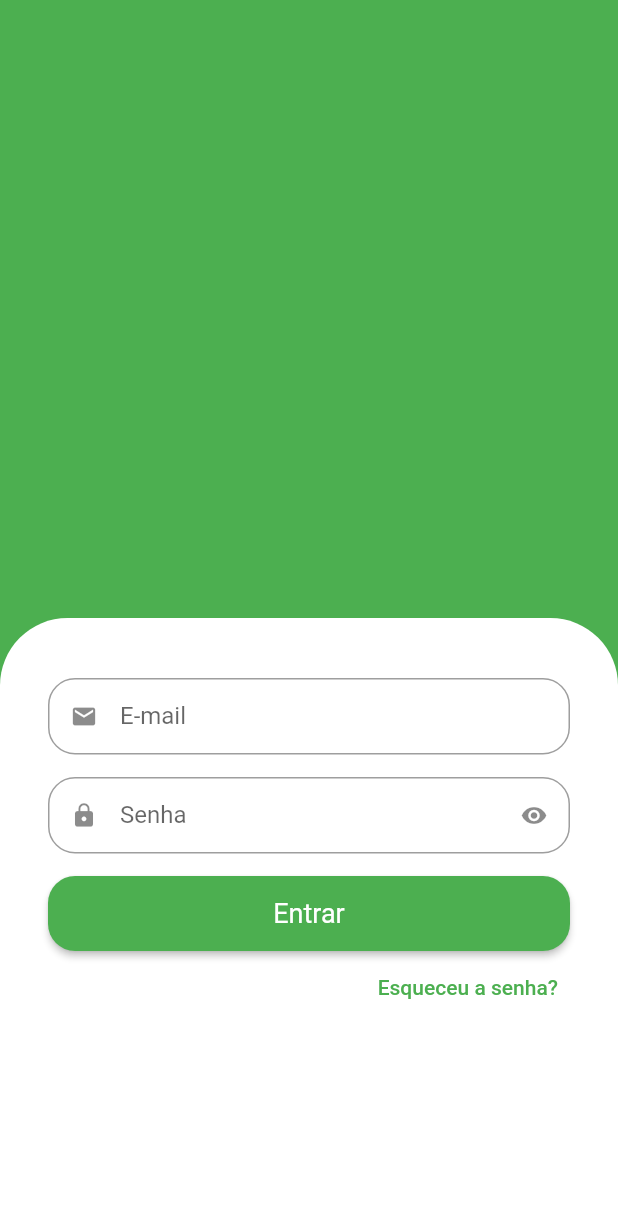
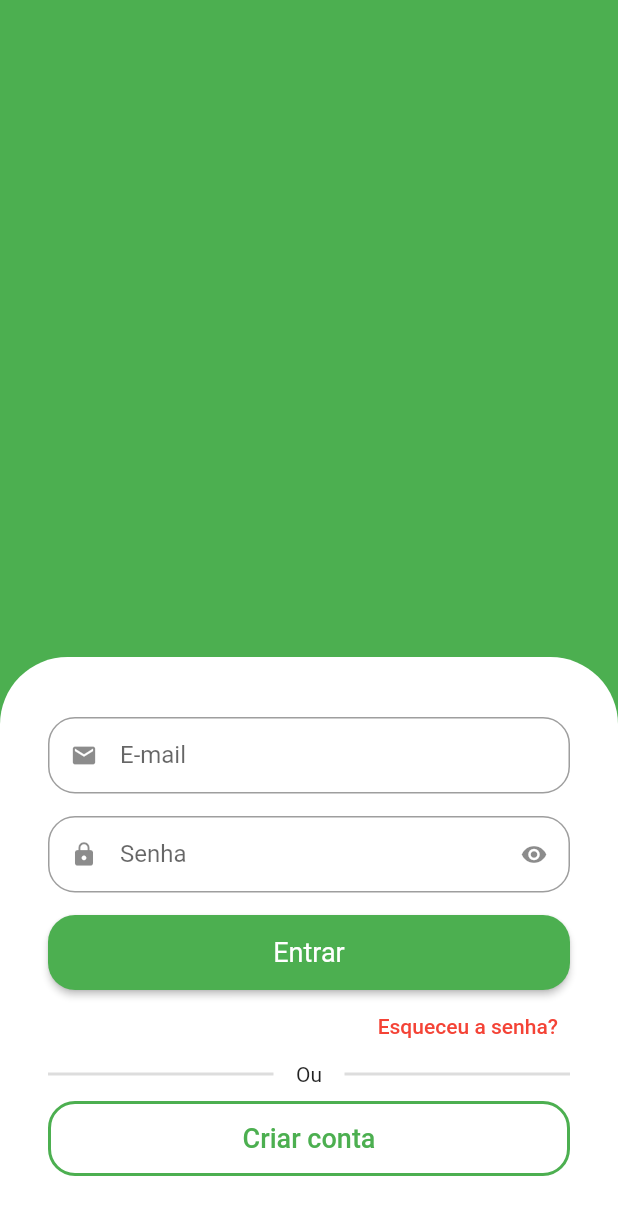
Before and after one commit to John-Rocha/greengrocer, a Flutter app: the screen it shows after launch, on a phone screen of 412 x 824 dp. Shown: the top 1215 px of the screen. Run offline on Flutter 3.47's test engine with Material 2 defaults, Android fonts, the phone set to English and light mode, and no system bars.

Commit message:
feat: created signup button

```diff
--- a/lib/src/auth/components/custom_text_field.dart
+++ b/lib/src/auth/components/custom_text_field.dart
@@ -1,15 +1,18 @@
+// ignore_for_file: public_member_api_docs, sort_constructors_first
 import 'package:flutter/material.dart';
 
 class CustomTextField extends StatefulWidget {
   final String label;
   final IconData icon;
   final bool isSecret;
+  final TextInputType inputType;
 
   const CustomTextField({
     Key? key,
     required this.label,
     required this.icon,
     this.isSecret = false,
+    this.inputType = TextInputType.text,
   }) : super(key: key);
 
   @override
@@ -31,6 +34,7 @@ class _CustomTextFieldState extends State<CustomTextField> {
       padding: const EdgeInsets.only(bottom: 15.0),
       child: TextFormField(
         obscureText: isObscure,
+        keyboardType: widget.inputType,
         decoration: InputDecoration(
           prefixIcon: Icon(widget.icon),
           suffixIcon: widget.isSecret
--- a/lib/src/auth/sign_in_screen.dart
+++ b/lib/src/auth/sign_in_screen.dart
@@ -15,8 +15,7 @@ class SignInScreen extends StatelessWidget {
               color: Colors.green,
             ),
           ),
-          Expanded(
-            child: Container(
+          Container(
             padding: const EdgeInsets.symmetric(
               horizontal: 32,
               vertical: 40,
@@ -33,6 +32,7 @@ class SignInScreen extends StatelessWidget {
                 const CustomTextField(
                   label: 'E-mail',
                   icon: Icons.email,
+                  inputType: TextInputType.emailAddress,
                 ),
                 const CustomTextField(
                   label: 'Senha',
@@ -60,12 +60,57 @@ class SignInScreen extends StatelessWidget {
                     onPressed: () {},
                     child: const Text(
                       'Esqueceu a senha?',
-                        style: TextStyle(),
+                      style: TextStyle(
+                        color: Colors.red,
+                      ),
+                    ),
+                  ),
+                ),
+                Padding(
+                  padding: const EdgeInsets.only(bottom: 10),
+                  child: Row(
+                    children: [
+                      Expanded(
+                        child: Divider(
+                          color: Colors.grey.withAlpha(90),
+                          thickness: 2,
+                        ),
+                      ),
+                      const Padding(
+                        padding: EdgeInsets.symmetric(horizontal: 15),
+                        child: Text('Ou'),
+                      ),
+                      Expanded(
+                        child: Divider(
+                          color: Colors.grey.withAlpha(90),
+                          thickness: 2,
+                        ),
+                      ),
+                    ],
+                  ),
+                ),
+                SizedBox(
+                  height: 50,
+                  child: OutlinedButton(
+                    style: OutlinedButton.styleFrom(
+                      side: const BorderSide(
+                        width: 2,
+                        color: Colors.green,
+                      ),
+                      shape: RoundedRectangleBorder(
+                        borderRadius: BorderRadius.circular(18),
+                      ),
+                    ),
+                    onPressed: () {},
+                    child: const Text(
+                      'Criar conta',
+                      style: TextStyle(
+                        fontSize: 18,
+                      ),
                     ),
                   ),
                 )
               ],
-              ),
             ),
           ),
         ],
```
Lines whose indentation alone changed are shown as unchanged.
